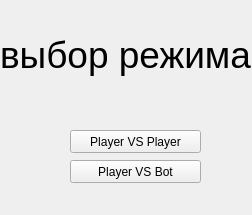
Old version of the form pong_regim.ui in the repository adiska21/pygame_project.
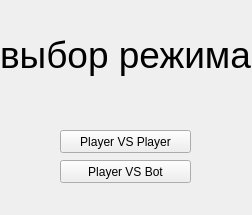
New version of the form.

Patch:
```diff
--- a/pong_regim.ui
+++ b/pong_regim.ui
@@ -30,7 +30,7 @@
    <widget class="QPushButton" name="button_pvp">
     <property name="geometry">
      <rect>
-      <x>70</x>
+      <x>60</x>
       <y>130</y>
       <width>131</width>
       <height>23</height>
@@ -43,7 +43,7 @@
    <widget class="QPushButton" name="button_pvb">
     <property name="geometry">
      <rect>
-      <x>70</x>
+      <x>60</x>
       <y>160</y>
       <width>131</width>
       <height>23</height>
```
